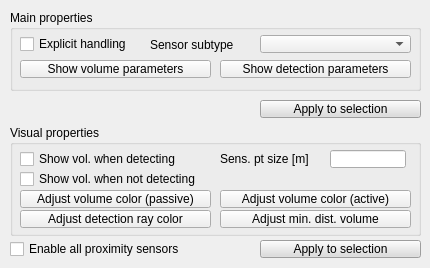
Old version of the form ui/qdlgproximitysensors.ui in the repository CoppeliaRobotics/coppeliaSimLib.
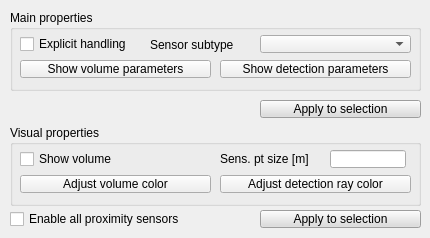
New version of the form.

Commit message: refactoring + camera+visionSensor frustum volume and show frustum event

Diff of the .ui file:
```diff
--- a/ui/qdlgproximitysensors.ui
+++ b/ui/qdlgproximitysensors.ui
@@ -7,7 +7,7 @@
     <x>0</x>
     <y>0</y>
     <width>430</width>
-    <height>268</height>
+    <height>238</height>
    </rect>
   </property>
   <property name="windowTitle">
@@ -23,7 +23,7 @@
    <property name="geometry">
     <rect>
      <x>10</x>
-     <y>240</y>
+     <y>210</y>
      <width>211</width>
      <height>18</height>
     </rect>
@@ -131,7 +131,7 @@
      <x>10</x>
      <y>125</y>
      <width>411</width>
-     <height>111</height>
+     <height>81</height>
     </rect>
    </property>
    <property name="title">
@@ -144,7 +144,7 @@
     <property name="geometry">
      <rect>
       <x>10</x>
-      <y>65</y>
+      <y>50</y>
       <width>191</width>
       <height>18</height>
      </rect>
@@ -153,30 +153,14 @@
      <enum>Qt::StrongFocus</enum>
     </property>
     <property name="text">
-     <string>Adjust volume color (passive)</string>
-    </property>
-   </widget>
-   <widget class="QToolButton" name="qqActiveVolumeColor">
-    <property name="geometry">
-     <rect>
-      <x>210</x>
-      <y>65</y>
-      <width>191</width>
-      <height>18</height>
-     </rect>
-    </property>
-    <property name="focusPolicy">
-     <enum>Qt::StrongFocus</enum>
-    </property>
-    <property name="text">
-     <string>Adjust volume color (active)</string>
+     <string>Adjust volume color</string>
     </property>
    </widget>
    <widget class="QToolButton" name="qqRayColor">
     <property name="geometry">
      <rect>
-      <x>10</x>
-      <y>85</y>
+      <x>210</x>
+      <y>50</y>
       <width>191</width>
       <height>18</height>
      </rect>
@@ -188,28 +172,12 @@
      <string>Adjust detection ray color</string>
     </property>
    </widget>
-   <widget class="QToolButton" name="qqMinDistColor">
-    <property name="geometry">
-     <rect>
-      <x>210</x>
-      <y>85</y>
-      <width>191</width>
-      <height>18</height>
-     </rect>
-    </property>
-    <property name="focusPolicy">
-     <enum>Qt::StrongFocus</enum>
-    </property>
-    <property name="text">
-     <string>Adjust min. dist. volume</string>
-    </property>
-   </widget>
-   <widget class="QCheckBox" name="qqShowNotDetecting">
+   <widget class="QCheckBox" name="qqShowVolume">
     <property name="geometry">
      <rect>
       <x>10</x>
-      <y>45</y>
-      <width>231</width>
+      <y>25</y>
+      <width>191</width>
       <height>18</height>
      </rect>
     </property>
@@ -217,7 +185,7 @@
      <enum>Qt::StrongFocus</enum>
     </property>
     <property name="text">
-     <string>Show vol. when not detecting</string>
+     <string>Show volume</string>
     </property>
    </widget>
    <widget class="QLabel" name="label_2">
@@ -233,22 +201,6 @@
      <string>Sens. pt size [m]</string>
     </property>
    </widget>
-   <widget class="QCheckBox" name="qqShowDetecting">
-    <property name="geometry">
-     <rect>
-      <x>10</x>
-      <y>25</y>
-      <width>201</width>
-      <height>18</height>
-     </rect>
-    </property>
-    <property name="focusPolicy">
-     <enum>Qt::StrongFocus</enum>
-    </property>
-    <property name="text">
-     <string>Show vol. when detecting</string>
-    </property>
-   </widget>
    <widget class="QLineEdit" name="qqPointSize">
     <property name="geometry">
      <rect>
@@ -722,7 +674,7 @@
    <property name="geometry">
     <rect>
      <x>260</x>
-     <y>240</y>
+     <y>210</y>
      <width>161</width>
      <height>18</height>
     </rect>
```
Left out of the diff: 9 changed lines with no effect on the pictures. The commit also changes 34 other files.
